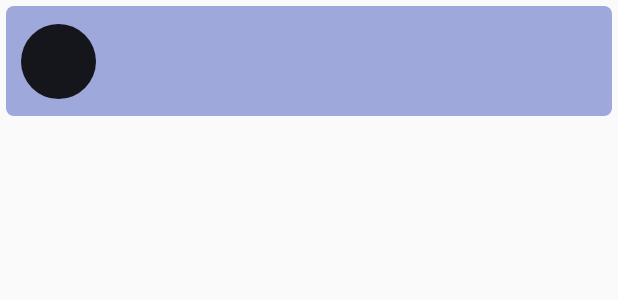
After one commit to iamna2000/LTDD_DH18CS81_Nhom18, an Android app: the layout user_item_small.xml on its own in the app's theme, with its tools: preview values and no code run, on a phone screen of 412 x 824 dp. The commit adds this screen. Shown: the top 300 px of the screen. Run offline under Robolectric (Android 15) with nearby library versions, the light colour scheme and no system bars.

Commit message:
recyclerView

```diff
--- /dev/null
+++ b/app/src/main/res/layout/user_item_small.xml
@@ -0,0 +1,47 @@
+<?xml version="1.0" encoding="utf-8"?>
+<RelativeLayout xmlns:android="http://schemas.android.com/apk/res/android"
+    xmlns:app="http://schemas.android.com/apk/res-auto"
+    android:padding="10dp"
+    android:layout_width="match_parent"
+    android:layout_height="wrap_content"
+    android:layout_marginTop="4dp"
+    android:background="@drawable/background_user"
+    android:layout_marginLeft="4dp"
+    android:layout_marginRight="4dp"
+    >
+
+
+    <de.hdodenhof.circleimageview.CircleImageView
+        android:layout_width="50dp"
+        android:layout_height="50dp"
+        android:id="@+id/user_image"
+        android:src="@color/browser_actions_text_color"
+        android:layout_marginTop="2dp"
+        app:civ_border="true" />
+
+    <TextView
+        android:id="@+id/username"
+        android:layout_width="wrap_content"
+        android:layout_height="wrap_content"
+        android:layout_marginStart="15dp"
+        android:layout_marginLeft="15dp"
+        android:layout_toEndOf="@id/user_image"
+        android:layout_toRightOf="@id/user_image"
+        android:fontFamily="@font/montserrat"
+        android:textColor="#30323C"
+        android:textSize="19dp"
+        android:textStyle="bold" />
+
+    <TextView
+        android:id="@+id/last_msg"
+        android:layout_width="wrap_content"
+        android:layout_height="wrap_content"
+        android:layout_below="@+id/username"
+        android:layout_marginLeft="15dp"
+        android:layout_toRightOf="@+id/user_image"
+        android:fontFamily="@font/montserrat"
+        android:maxLines="1"
+        android:textColor="#595555"
+        android:textSize="15dp" />
+
+</RelativeLayout>
```
Also changed, not shown: app/src/main/java/com/example/messapp/Fragment/UsersFragment.java (+43 -1 lines), app/src/main/res/layout/fragment_users.xml (+32 -9 lines).
